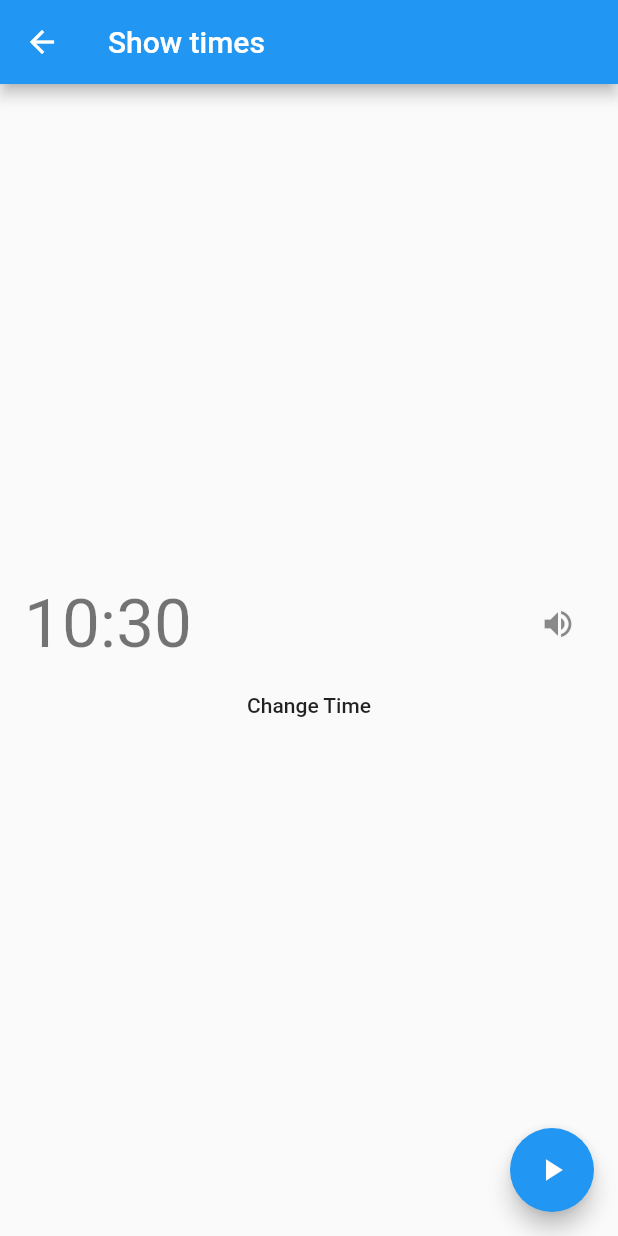
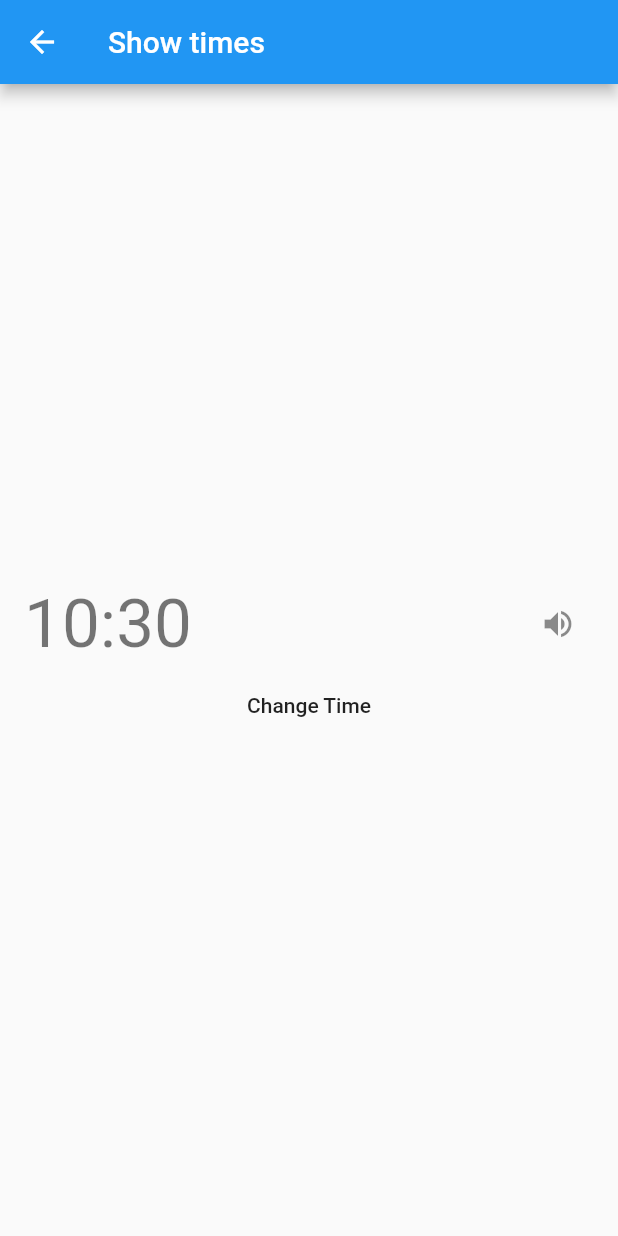
Before and after one commit to RaulSebastian/FlutterHackathonAphasia, a Flutter app: the TimePage screen opened directly, on a phone screen of 412 x 824 dp. Run offline on Flutter 3.47's test engine with Material 2 defaults, Android fonts, the phone set to English and light mode, and no system bars; our stand-ins replace flutter_tts; missing offline and left inert: tinder_card.

Commit message:
Removed floatingbutton

```diff
--- a/lib/time.dart
+++ b/lib/time.dart
@@ -60,10 +60,6 @@ class TimePageState extends State<TimePage> {
           ],
         ),
       ),
-      floatingActionButton: FloatingActionButton(
-        tooltip: 'Say',
-        child: Icon(Icons.play_arrow),
-      ), // This trailing comma makes auto-formatting nicer for build methods.
     );
   }
 
```
